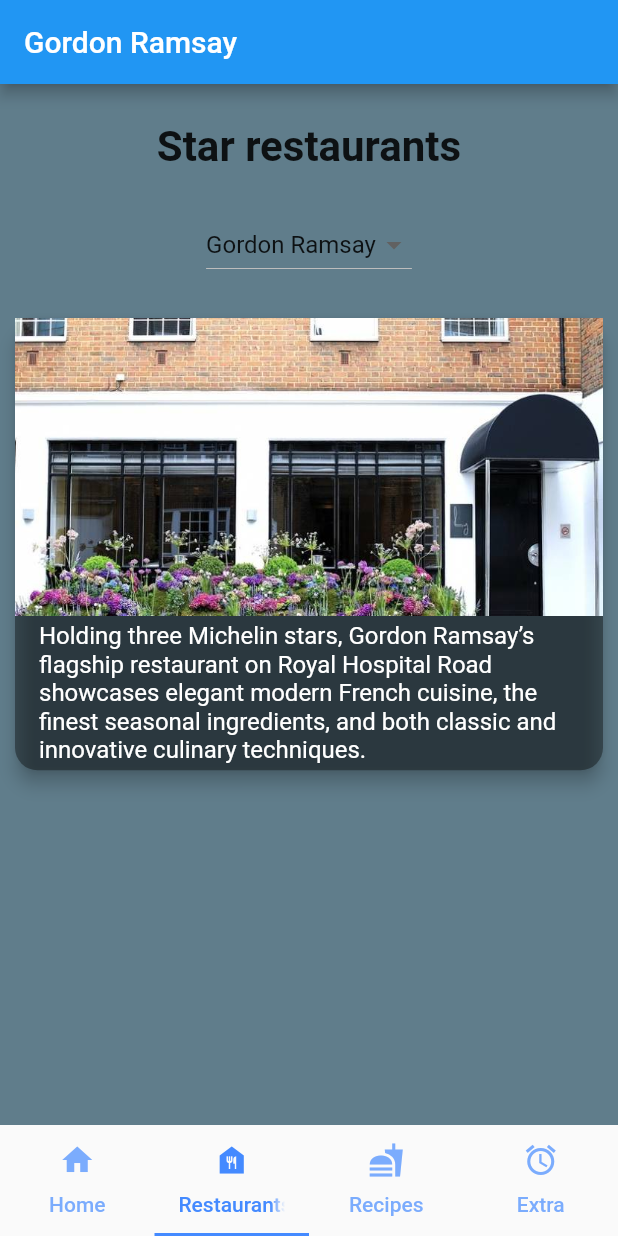
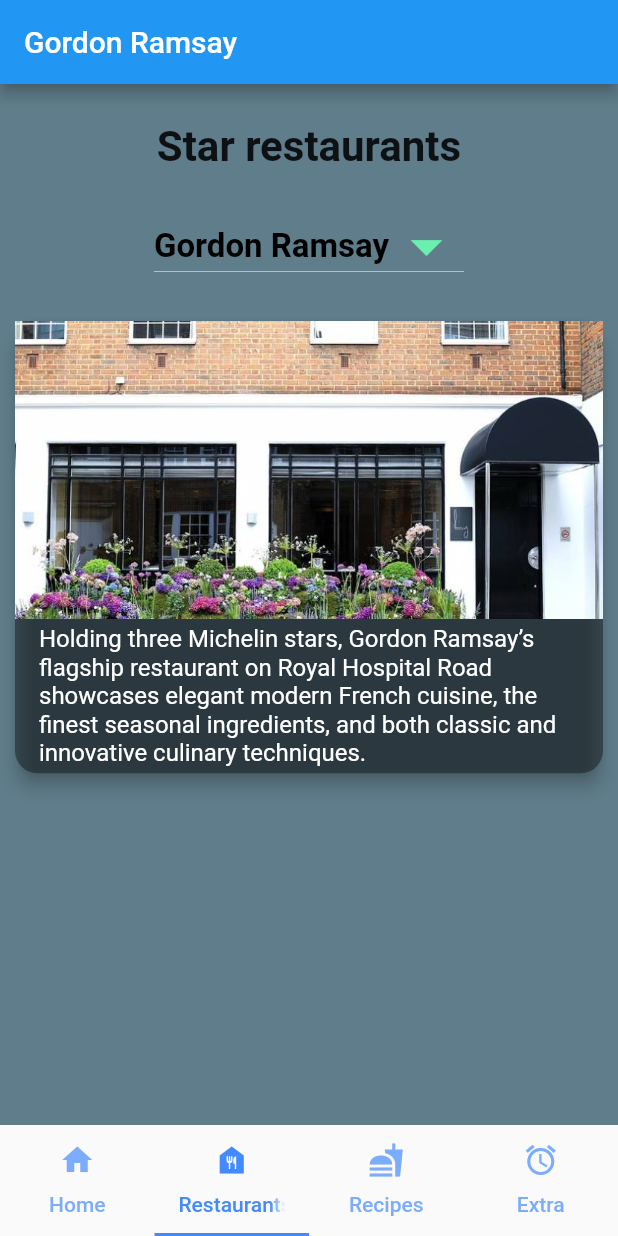
Before and after one commit to SammyLaureys/eindOpdracht-native, a Flutter app: the screen it shows after launch, item 2 of the bottom bar chosen, on a phone screen of 412 x 824 dp. Run offline on Flutter 3.47's test engine with Material 2 defaults, Android fonts, the light colour scheme and no system bars; our stand-ins replace audioplayers, video_player.

Commit message:
made dropdown more visible.

```diff
--- a/lib/restaurants.dart
+++ b/lib/restaurants.dart
@@ -39,6 +39,12 @@
           child: DropdownButton<String>(
             items: opties,
             value: keuzeResto,
+            style: const TextStyle(fontWeight: FontWeight.bold, fontSize: 22, color: Colors.black),
+            icon: Icon(
+              Icons.arrow_drop_down,
+              color: Colors.greenAccent,
+              size: 50,
+            ),
             onChanged: (value) {
               setState(() {
                 keuzeResto = value;
```
